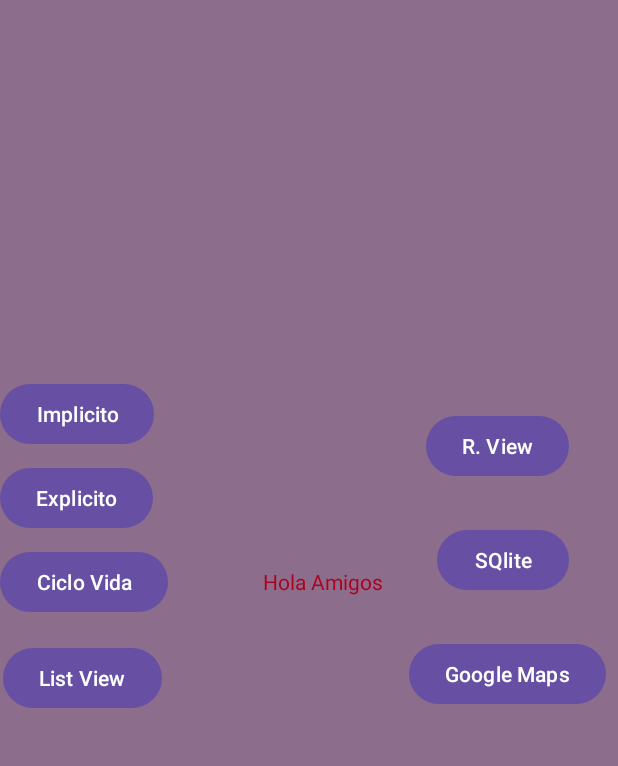
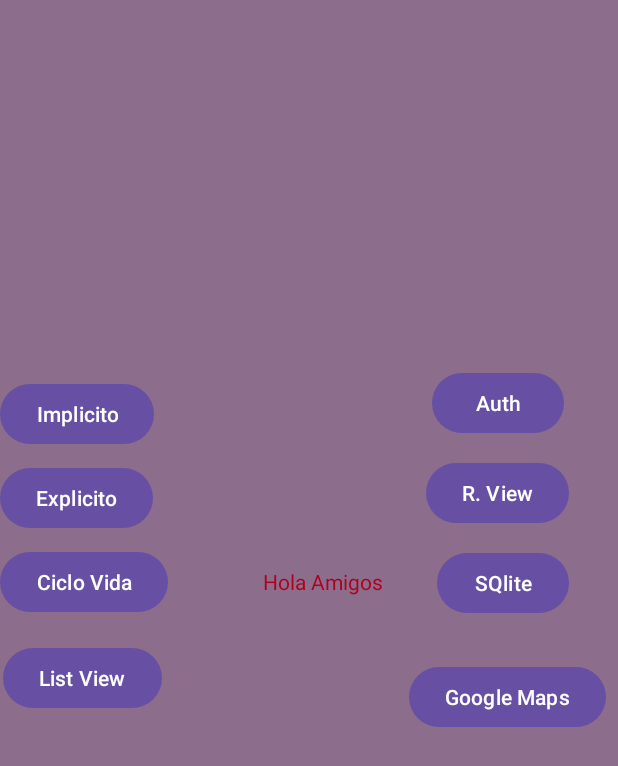
Before and after one commit to TAnthonyR/mov-gr1-perea-soledispa-santiago-jefferson, an Android app: the screen it shows after launch (MainActivity), on a phone screen of 412 x 824 dp. Shown: the top 766 px of the screen. Run offline under Robolectric (Android 15) with nearby library versions, the phone set to English and light mode, and no system bars.

Commit message:
clase 24/01

```diff
--- a/01-Android/app/build.gradle.kts
+++ b/01-Android/app/build.gradle.kts
@@ -43,12 +43,13 @@ android {
 
 dependencies {
 
-    implementation(libs.androidx.core.ktx)
+    implementation(libs.firebase.ui.auth)
     implementation(libs.androidx.appcompat)
     implementation(libs.material)
     implementation(libs.androidx.activity)
     implementation(libs.androidx.constraintlayout)
     implementation(libs.play.services.maps)
+    implementation(libs.firebase.auth)
     testImplementation(libs.junit)
     androidTestImplementation(libs.androidx.junit)
     androidTestImplementation(libs.androidx.espresso.core)
--- a/01-Android/app/src/main/AndroidManifest.xml
+++ b/01-Android/app/src/main/AndroidManifest.xml
@@ -15,6 +15,9 @@
         android:supportsRtl="true"
         android:theme="@style/Theme.Ccgr12024b_sjps"
         tools:targetApi="31">
+        <activity
+            android:name=".HFirebaseUIAuth"
+            android:exported="false" />
         <activity
             android:name=".GGoogleMaps"
             android:exported="false" />
--- a/01-Android/app/src/main/java/com/example/ccgr12024b_sjps/MainActivity.kt
+++ b/01-Android/app/src/main/java/com/example/ccgr12024b_sjps/MainActivity.kt
@@ -126,7 +126,11 @@ class MainActivity : AppCompatActivity() {
             .setOnClickListener {
                 irActividad(GGoogleMaps::class.java)
             }
-
+        val botonAuth = findViewById<Button>(R.id.btn_intent_firebase_ui)
+        botonAuth
+            .setOnClickListener {
+                irActividad(HFirebaseUIAuth::class.java)
+            }
     }
     fun irActividad(clase:Class<*>){
         startActivity(Intent(this, clase))
--- a/01-Android/app/src/main/res/layout/activity_main.xml
+++ b/01-Android/app/src/main/res/layout/activity_main.xml
@@ -75,7 +75,7 @@
         android:id="@+id/btn_recycler_view"
         android:layout_width="wrap_content"
         android:layout_height="wrap_content"
-        android:layout_marginBottom="28dp"
+        android:layout_marginBottom="12dp"
         android:text="R. View"
         app:layout_constraintBottom_toTopOf="@+id/btn_sqlite"
         app:layout_constraintEnd_toEndOf="@+id/btn_sqlite"
@@ -91,7 +91,7 @@
         app:layout_constraintBottom_toBottomOf="@+id/textView"
         app:layout_constraintStart_toEndOf="@+id/textView"
         app:layout_constraintTop_toTopOf="@+id/textView"
-        app:layout_constraintVertical_bias="1.0" />
+        app:layout_constraintVertical_bias="0.482" />
 
     <Button
         android:id="@+id/btn_google_maps"
@@ -104,4 +104,14 @@
         app:layout_constraintStart_toStartOf="@+id/btn_sqlite"
         app:layout_constraintTop_toBottomOf="@+id/btn_sqlite" />
 
+    <Button
+        android:id="@+id/btn_intent_firebase_ui"
+        android:layout_width="wrap_content"
+        android:layout_height="wrap_content"
+        android:layout_marginBottom="12dp"
+        android:text="Auth"
+        app:layout_constraintBottom_toTopOf="@+id/btn_recycler_view"
+        app:layout_constraintEnd_toEndOf="@+id/btn_recycler_view"
+        app:layout_constraintStart_toStartOf="@+id/btn_recycler_view" />
+
 </androidx.constraintlayout.widget.ConstraintLayout>
--- a/01-Android/gradle/libs.versions.toml
+++ b/01-Android/gradle/libs.versions.toml
@@ -13,6 +13,8 @@ googleFirebaseAppdistribution = "5.0.0"
 googleGmsGoogleServices = "4.4.2"
 googleAndroidLibrariesMapsplatformSecretsGradlePlugin = "2.0.1"
 playServicesMaps = "18.1.0"
+firebaseAuth = "23.1.0"
+firebaseUiAuth = "7.2.0"
 
 [libraries]
 androidx-core-ktx = { group = "androidx.core", name = "core-ktx", version.ref = "coreKtx" }
@@ -24,6 +26,8 @@ material = { group = "com.google.android.material", name = "material", version.r
 androidx-activity = { group = "androidx.activity", name = "activity", version.ref = "activity" }
 androidx-constraintlayout = { group = "androidx.constraintlayout", name = "constraintlayout", version.ref = "constraintlayout" }
 play-services-maps = { group = "com.google.android.gms", name = "play-services-maps", version.ref = "playServicesMaps" }
+firebase-auth = { group = "com.google.firebase", name = "firebase-auth", version.ref = "firebaseAuth" }
+firebase-ui-auth = {group = "com.firebaseui", name = "firebase-ui-auth", version.ref = "firebaseUiAuth"}
 
 [plugins]
 android-application = { id = "com.android.application", version.ref = "agp" }
```
Also changed, not shown: 01-Android/app/src/main/java/com/example/ccgr12024b_sjps/HFirebaseUIAuth.kt (added, +20 -0 lines), 01-Android/app/src/main/res/layout/activity_hfirebase_uiauth.xml (added, +44 -0 lines).
